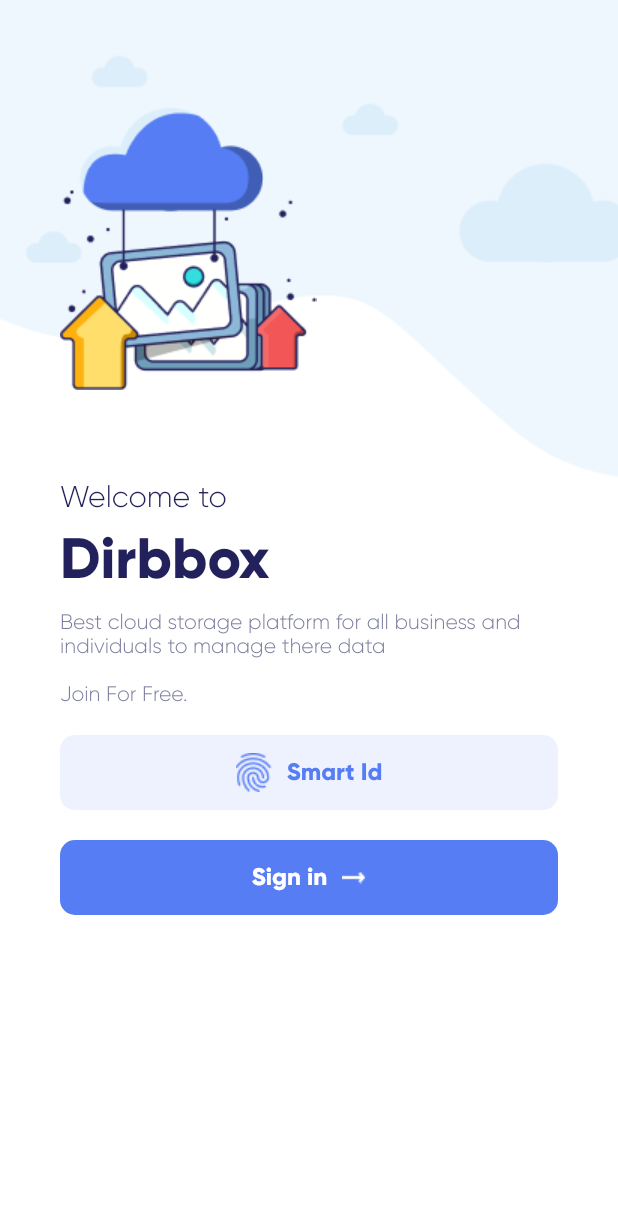
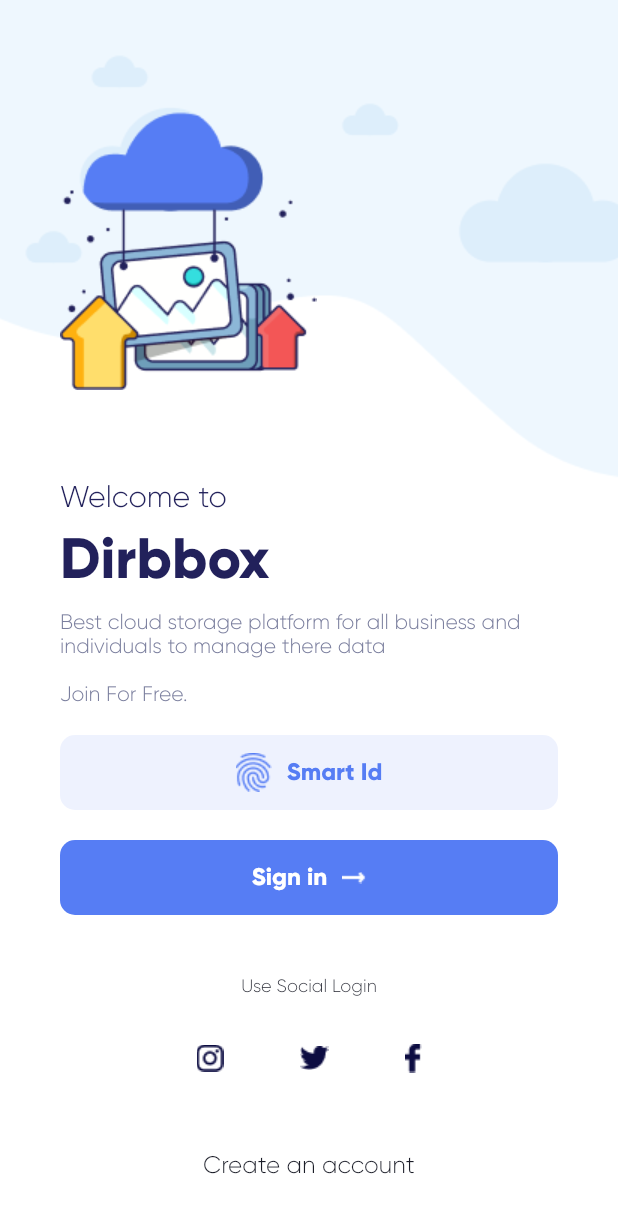
Before and after one commit to jeanpierefalcon/flutter_trabajo_grupal, a Flutter app: the screen it shows after launch, on a phone screen of 412 x 824 dp. Shown: the top 1213 px of the screen. Run offline on Flutter 3.47's test engine with Material 2 defaults, Android fonts, the phone set to English and light mode, and no system bars.

Commit message:
Añadir iconos de social media y sección de crear cuenta

```diff
--- a/lib/pages/welcome.dart
+++ b/lib/pages/welcome.dart
@@ -13,8 +13,10 @@ class _WelcomeState extends State<Welcome> {
         color: Color(0xFFFFFFFF),
         child: Column(
           children: <Widget>[
-           ImageWelcome(),
-            BodyWelcome()
+            ImageWelcome(),
+            BodyWelcome(),
+            SocialWelcome(),
+            CreateAccountWelcome()
           ],
         ),
       ),
@@ -53,29 +55,32 @@ class _WelcomeState extends State<Welcome> {
         children: <Widget>[
           Text(
             'Welcome to',
-            style: TextStyle(
-                fontSize: 20, color: Color(0xFF22215B)),
+            style: TextStyle(fontSize: 20, color: Color(0xFF22215B)),
           ),
           SizedBox(
             height: 6,
           ),
           Text(
             'Dirbbox',
-            style: TextStyle(fontSize: 38, fontWeight: FontWeight.bold, color: Color(0xFF22215B)),
+            style: TextStyle(
+                fontSize: 38,
+                fontWeight: FontWeight.bold,
+                color: Color(0xFF22215B)),
           ),
           SizedBox(
             height: 10,
           ),
           Text(
             'Best cloud storage platform for all business and individuals to manage there data \n\nJoin For Free.',
-            style: TextStyle(
-                fontSize: 14, color: Color(0xFF7B7F9E)),
+            style: TextStyle(fontSize: 14, color: Color(0xFF7B7F9E)),
           ),
           SizedBox(
             height: 20,
           ),
           GestureDetector(
-            onTap: () { print("Smart Id"); },
+            onTap: () {
+              print("Smart Id");
+            },
             child: Container(
               decoration: BoxDecoration(
                 color: Color.fromRGBO(86, 125, 244, 0.1),
@@ -91,9 +96,11 @@ class _WelcomeState extends State<Welcome> {
                     children: <Widget>[
                       Image.asset('assets/img/huella.png'),
                       SizedBox(width: 10),
-                      Text('Smart Id',
+                      Text(
+                        'Smart Id',
                         style: TextStyle(
-                            fontSize: 16, fontWeight: FontWeight.bold,
+                            fontSize: 16,
+                            fontWeight: FontWeight.bold,
                             color: Color(0xFF567DF4)),
                       ),
                     ],
@@ -104,7 +111,9 @@ class _WelcomeState extends State<Welcome> {
           ),
           SizedBox(height: 20),
           GestureDetector(
-            onTap: () { print("Sign in"); },
+            onTap: () {
+              print("Sign in");
+            },
             child: Container(
               decoration: BoxDecoration(
                 color: Color(0xFF567DF4),
@@ -118,9 +127,11 @@ class _WelcomeState extends State<Welcome> {
                   Row(
                     mainAxisAlignment: MainAxisAlignment.center,
                     children: <Widget>[
-                      Text('Sign in',
+                      Text(
+                        'Sign in',
                         style: TextStyle(
-                            fontSize: 16, fontWeight: FontWeight.bold,
+                            fontSize: 16,
+                            fontWeight: FontWeight.bold,
                             color: Color(0xFFFFFFFF)),
                       ),
                       SizedBox(width: 10),
@@ -136,4 +147,42 @@ class _WelcomeState extends State<Welcome> {
     );
   }
 
+  Widget SocialWelcome() {
+    return Container(
+        margin: EdgeInsets.only(top: 40),
+        child: Column(
+          children: <Widget>[
+            Text(
+              "Use Social Login",
+              style: TextStyle(fontSize: 12, color: Color(0XFF1B1D28)),
+            ),
+            Container(
+              margin: EdgeInsets.only(top: 32),
+              width: 150,
+              child: Row(
+                mainAxisAlignment: MainAxisAlignment.spaceBetween,
+                children: <Widget>[
+                  Image.asset('assets/img/instagram.png'),
+                  Image.asset('assets/img/twitter.png'),
+                  Image.asset('assets/img/facebook.png'),
+                ],
+              ),
+            )
+          ],
+        ));
+  }
+
+  Widget CreateAccountWelcome() {
+    return Container(
+      margin: EdgeInsets.only(top: 52),
+      child: Text(
+        "Create an account",
+        style: TextStyle(
+          fontSize: 16,
+          color: Color(0XFF1B1D28),
+          fontWeight: FontWeight.w400
+        ),
+      ),
+    );
+  }
 }
```
Also changed, not shown: pubspec.lock.
